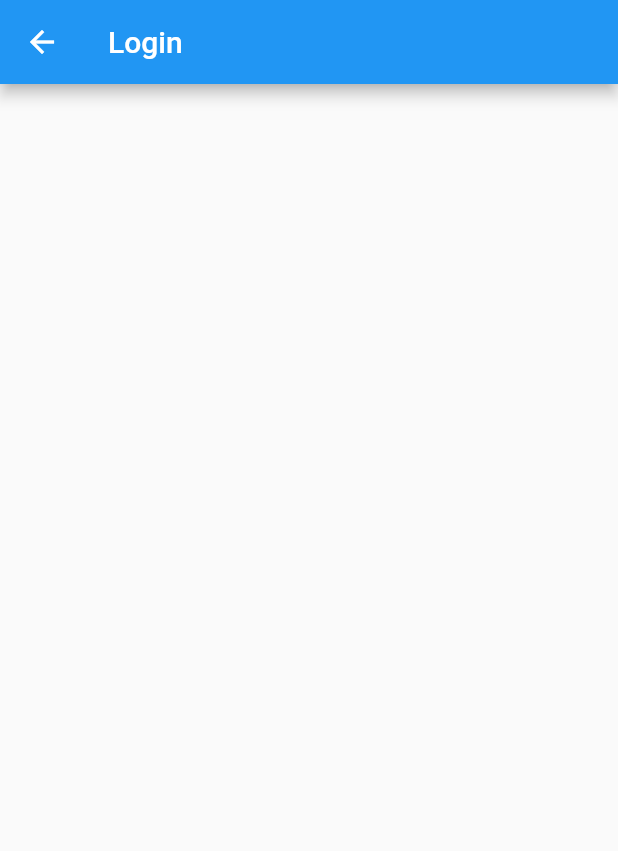
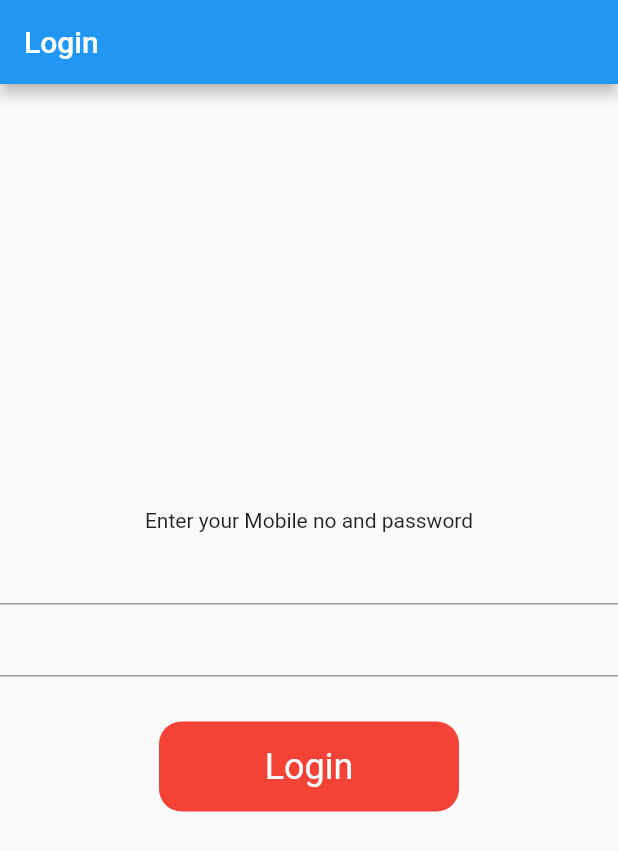
Before and after one commit to bijon95/project83batch, a Flutter app: the Login screen opened directly, on a phone screen of 412 x 824 dp. Shown: the top 851 px of the screen. Run offline on Flutter 3.47's test engine with Material 2 defaults, Android fonts, the phone set to English and light mode, and no system bars.

Commit message:
login page ui

```diff
--- a/lib/Auth/login.dart
+++ b/lib/Auth/login.dart
@@ -1,4 +1,5 @@
 import 'package:flutter/material.dart';
+
 class Login extends StatefulWidget {
   const Login({Key? key}) : super(key: key);
 
@@ -10,12 +11,30 @@ class _LoginState extends State<Login> {
   @override
   Widget build(BuildContext context) {
     return Scaffold(
-      appBar: AppBar(
-        title: Text("Login"),
-      ),
-      body: Container(
+        appBar: AppBar(
+          title: Text("Login"),
+        ),
+        body: Column(
+          mainAxisAlignment: MainAxisAlignment.center,
+          children: [
+            Text("Enter your Mobile no and password"),
+            TextField(
 
-      )
-    );
+            ),
+            TextField(),
+
+            Container(
+              margin: EdgeInsets.only(top: 30),
+              height: 60,
+
+              width: 200,
+                decoration: BoxDecoration(
+                  color: Colors.red,
+                  borderRadius: BorderRadius.circular(15)
+                ),
+              child: Center(child: Text("Login",style: TextStyle(fontSize: 24,color: Colors.white),)),
+            )
+          ],
+        ));
   }
 }
--- a/lib/main.dart
+++ b/lib/main.dart
@@ -27,7 +27,7 @@ class MyApp extends StatelessWidget {
         // is not restarted.
         primarySwatch: Colors.blue,
       ),
-      home: HomePage(),
+      home: Login(),
     );
   }
 }
```
